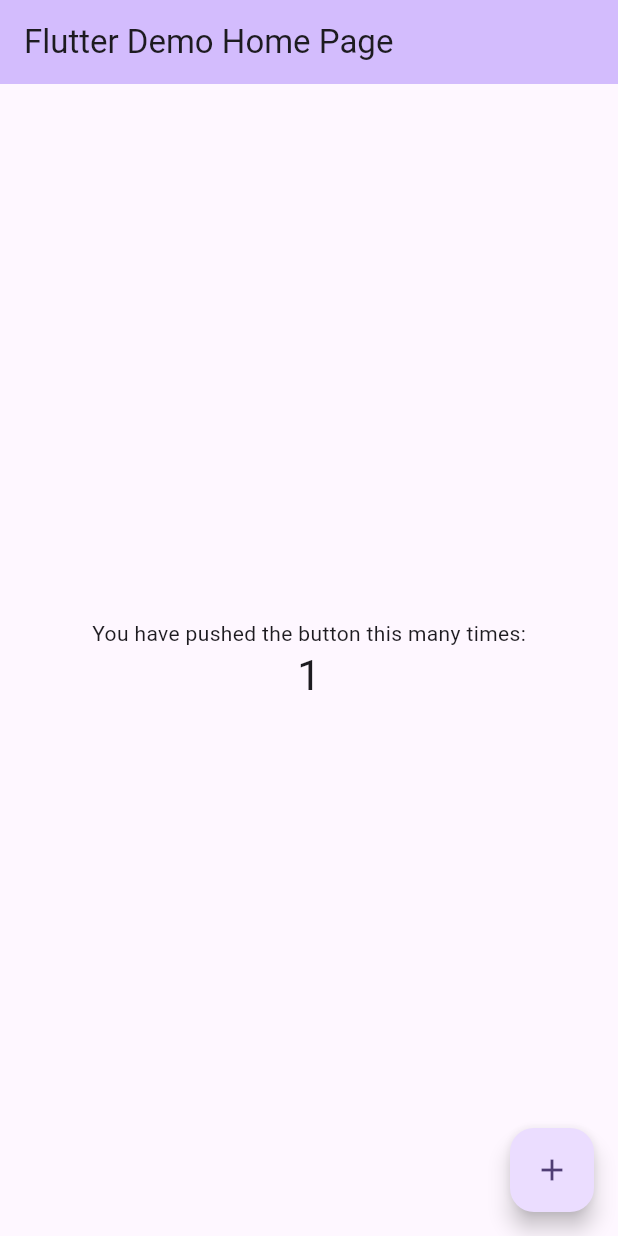
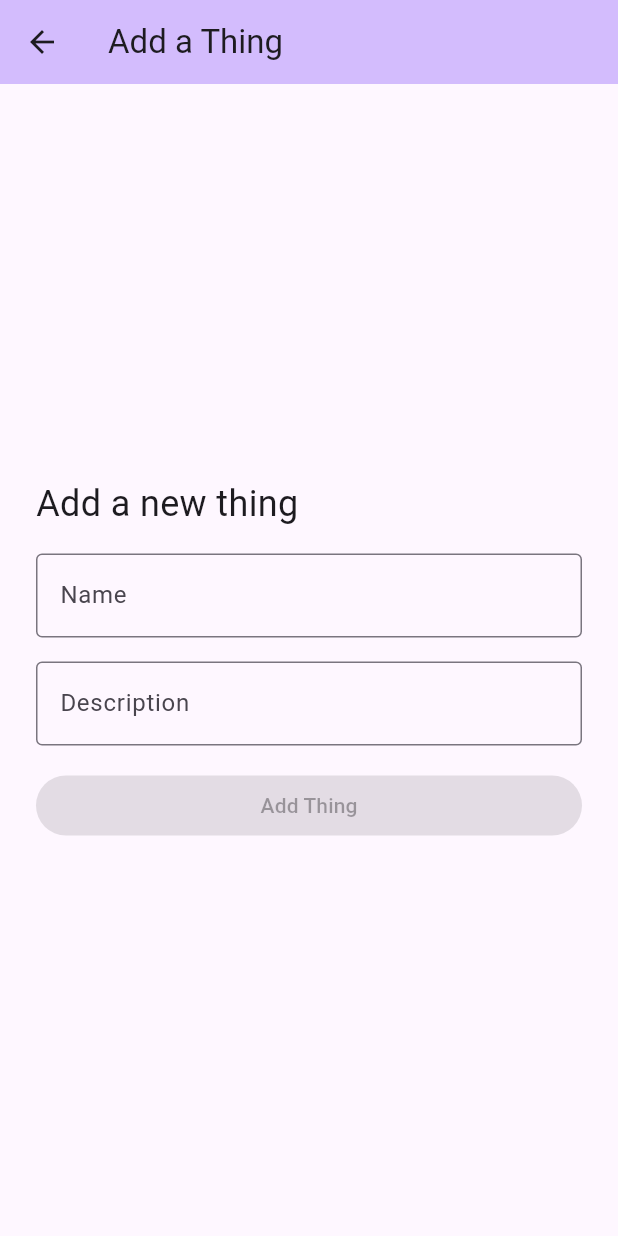
Before and after one commit to The-Mess-NZ/stash_punk, a Flutter app: the screen it shows after launch, after a tap on the "add" icon, on a phone screen of 412 x 824 dp. Run offline on Flutter 3.47's test engine with Material 3 defaults, Android fonts, the light colour scheme and no system bars; our stand-ins replace flutter_riverpod, riverpod_annotation; generated files the repository leaves out were written again.

Commit message:
Installed Riverpod, created first poc provider (things) and AutoComplete on find a thing page

```diff
--- a/analysis_options.yaml
+++ b/analysis_options.yaml
@@ -8,6 +8,10 @@
 # The following line activates a set of recommended lints for Flutter apps,
 # packages, and plugins designed to encourage good coding practices.
 include: package:flutter_lints/flutter.yaml
+
+analyzer:
+  plugins:
+    - custom_lint
 
 linter:
   # The lint rules applied to this project can be customized in the
--- /dev/null
+++ b/build.yaml
@@ -0,0 +1,6 @@
+targets:
+  $default:
+    builders:
+      riverpod_generator:
+        generate_for:
+          - lib/providers/*.dart
--- /dev/null
+++ b/lib/add_thing_screen.dart
@@ -0,0 +1,43 @@
+import 'package:flutter/material.dart';
+
+class AddThingScreen extends StatelessWidget {
+  const AddThingScreen({super.key});
+
+  @override
+  Widget build(BuildContext context) {
+    return Scaffold(
+      appBar: AppBar(
+        backgroundColor: Theme.of(context).colorScheme.inversePrimary,
+        title: const Text('Add a Thing'),
+      ),
+      body: const Center(
+        child: Padding(
+          padding: EdgeInsets.symmetric(horizontal: 24.0),
+          child: Column(
+            mainAxisAlignment: MainAxisAlignment.center,
+            crossAxisAlignment: CrossAxisAlignment.stretch,
+            children: [
+              Text('Add a new thing', style: TextStyle(fontSize: 24)),
+              SizedBox(height: 16),
+              TextField(
+                decoration: InputDecoration(
+                  labelText: 'Name',
+                  border: OutlineInputBorder(),
+                ),
+              ),
+              SizedBox(height: 16),
+              TextField(
+                decoration: InputDecoration(
+                  labelText: 'Description',
+                  border: OutlineInputBorder(),
+                ),
+              ),
+              SizedBox(height: 16),
+              ElevatedButton(onPressed: null, child: Text('Add Thing')),
+            ],
+          ),
+        ),
+      ),
+    );
+  }
+}
--- /dev/null
+++ b/lib/classes/category.dart
@@ -0,0 +1,31 @@
+class Category {
+  String id;
+  String name;
+  String description;
+  String imageUrl;
+
+  Category({
+    required this.id,
+    required this.name,
+    required this.description,
+    required this.imageUrl,
+  });
+
+  factory Category.fromJson(Map<String, dynamic> json) {
+    return Category(
+      id: json['id'] as String,
+      name: json['name'] as String,
+      description: json['description'] as String,
+      imageUrl: json['imageUrl'] as String,
+    );
+  }
+
+  Map<String, dynamic> toJson() {
+    return {
+      'id': id,
+      'name': name,
+      'description': description,
+      'imageUrl': imageUrl,
+    };
+  }
+}
--- /dev/null
+++ b/lib/classes/storage.dart
@@ -0,0 +1,31 @@
+import 'package:stash_punk/classes/thing.dart';
+
+class Storage extends Thing {
+  String storageType;
+  String storageLocation;
+  String storageSize;
+  String storageId;
+
+  Storage({
+    required String name,
+    required String description,
+    required this.storageType,
+    required this.storageLocation,
+    required this.storageSize,
+    required this.storageId,
+    String? parentId,
+    List<String> tags = const [],
+  }) : super(
+         name: name,
+         description: description,
+         type: 'storage',
+         id: storageId,
+         parentId: parentId,
+         tags: tags,
+       );
+
+  @override
+  String toString() {
+    return 'Storage(name: $name, description: $description, type: $type, id: $id, parentId: $parentId, tags: $tags, storageType: $storageType, storageLocation: $storageLocation, storageSize: $storageSize)';
+  }
+}
--- /dev/null
+++ b/lib/classes/tag.dart
@@ -0,0 +1,26 @@
+class Tag {
+  String name;
+  String description;
+  String color;
+  int id;
+
+  Tag({
+    required this.name,
+    required this.description,
+    required this.color,
+    required this.id,
+  });
+
+  factory Tag.fromJson(Map<String, dynamic> json) {
+    return Tag(
+      name: json['name'],
+      description: json['description'],
+      color: json['color'],
+      id: json['id'],
+    );
+  }
+
+  Map<String, dynamic> toJson() {
+    return {'name': name, 'description': description, 'color': color, 'id': id};
+  }
+}
--- /dev/null
+++ b/lib/classes/thing.dart
@@ -0,0 +1,22 @@
+class Thing {
+  String name;
+  String description;
+  String type;
+  String id;
+  String? parentId;
+  List<String> tags;
+
+  Thing({
+    required this.name,
+    required this.description,
+    required this.type,
+    required this.id,
+    this.parentId,
+    this.tags = const [],
+  });
+
+  @override
+  String toString() {
+    return 'Thing(name: $name, description: $description, type: $type, id: $id, parentId: $parentId, tags: $tags)';
+  }
+}
--- a/lib/main.dart
+++ b/lib/main.dart
@@ -1,7 +1,11 @@
 import 'package:flutter/material.dart';
+import 'package:flutter_riverpod/flutter_riverpod.dart';
+import 'package:stash_punk/add_thing_screen.dart';
+import 'package:stash_punk/classes/thing.dart';
+import 'package:stash_punk/providers/things_provider.dart';
 
 void main() {
-  runApp(const MyApp());
+  runApp(ProviderScope(child: const MyApp()));
 }
 
 class MyApp extends StatelessWidget {
@@ -11,41 +15,17 @@
   @override
   Widget build(BuildContext context) {
     return MaterialApp(
-      title: 'Flutter Demo',
+      title: 'StashPunk',
       theme: ThemeData(
-        // This is the theme of your application.
-        //
-        // TRY THIS: Try running your application with "flutter run". You'll see
-        // the application has a purple toolbar. Then, without quitting the app,
-        // try changing the seedColor in the colorScheme below to Colors.green
-        // and then invoke "hot reload" (save your changes or press the "hot
-        // reload" button in a Flutter-supported IDE, or press "r" if you used
-        // the command line to start the app).
-        //
-        // Notice that the counter didn't reset back to zero; the application
-        // state is not lost during the reload. To reset the state, use hot
-        // restart instead.
-        //
-        // This works for code too, not just values: Most code changes can be
-        // tested with just a hot reload.
         colorScheme: ColorScheme.fromSeed(seedColor: Colors.deepPurple),
       ),
-      home: const MyHomePage(title: 'Flutter Demo Home Page'),
+      home: const MyHomePage(title: 'Find a thing'),
     );
   }
 }
 
 class MyHomePage extends StatefulWidget {
   const MyHomePage({super.key, required this.title});
-
-  // This widget is the home page of your application. It is stateful, meaning
-  // that it has a State object (defined below) that contains fields that affect
-  // how it looks.
-
-  // This class is the configuration for the state. It holds the values (in this
-  // case the title) provided by the parent (in this case the App widget) and
-  // used by the build method of the State. Fields in a Widget subclass are
-  // always marked "final".
 
   final String title;
 
@@ -54,69 +34,51 @@
 }
 
 class _MyHomePageState extends State<MyHomePage> {
-  int _counter = 0;
-
-  void _incrementCounter() {
-    setState(() {
-      // This call to setState tells the Flutter framework that something has
-      // changed in this State, which causes it to rerun the build method below
-      // so that the display can reflect the updated values. If we changed
-      // _counter without calling setState(), then the build method would not be
-      // called again, and so nothing would appear to happen.
-      _counter++;
-    });
-  }
-
   @override
   Widget build(BuildContext context) {
-    // This method is rerun every time setState is called, for instance as done
-    // by the _incrementCounter method above.
-    //
-    // The Flutter framework has been optimized to make rerunning build methods
-    // fast, so that you can just rebuild anything that needs updating rather
-    // than having to individually change instances of widgets.
     return Scaffold(
       appBar: AppBar(
-        // TRY THIS: Try changing the color here to a specific color (to
-        // Colors.amber, perhaps?) and trigger a hot reload to see the AppBar
-        // change color while the other colors stay the same.
         backgroundColor: Theme.of(context).colorScheme.inversePrimary,
-        // Here we take the value from the MyHomePage object that was created by
-        // the App.build method, and use it to set our appbar title.
         title: Text(widget.title),
       ),
       body: Center(
-        // Center is a layout widget. It takes a single child and positions it
-        // in the middle of the parent.
-        child: Column(
-          // Column is also a layout widget. It takes a list of children and
-          // arranges them vertically. By default, it sizes itself to fit its
-          // children horizontally, and tries to be as tall as its parent.
-          //
-          // Column has various properties to control how it sizes itself and
-          // how it positions its children. Here we use mainAxisAlignment to
-          // center the children vertically; the main axis here is the vertical
-          // axis because Columns are vertical (the cross axis would be
-          // horizontal).
-          //
-          // TRY THIS: Invoke "debug painting" (choose the "Toggle Debug Paint"
-          // action in the IDE, or press "p" in the console), to see the
-          // wireframe for each widget.
-          mainAxisAlignment: MainAxisAlignment.center,
-          children: <Widget>[
-            const Text('You have pushed the button this many times:'),
-            Text(
-              '$_counter',
-              style: Theme.of(context).textTheme.headlineMedium,
-            ),
-          ],
+        child: Padding(
+          padding: const EdgeInsets.symmetric(horizontal: 24.0),
+          child: Column(
+            mainAxisAlignment: MainAxisAlignment.center,
+            crossAxisAlignment: CrossAxisAlignment.stretch,
+            children: <Widget>[
+              Consumer(
+                builder: (context, ref, child) {
+                  return Autocomplete(
+                    optionsBuilder: (TextEditingValue textEditingValue) {
+                      return ref.read(thingsProvider).where((Thing thing) {
+                        return thing.toString().contains(
+                          textEditingValue.text.toLowerCase(),
+                        );
+                      });
+                    },
+                    onSelected: (Thing selection) {
+                      print('You just selected $selection');
+                    },
+                    displayStringForOption: (Thing option) {
+                      return option.toString();
+                    },
+                  );
+                },
+              ),
+            ],
+          ),
         ),
       ),
       floatingActionButton: FloatingActionButton(
-        onPressed: _incrementCounter,
-        tooltip: 'Increment',
+        onPressed:
+            () => Navigator.of(context).push(
+              MaterialPageRoute(builder: (context) => const AddThingScreen()),
+            ),
+        tooltip: 'Add a Thing',
         child: const Icon(Icons.add),
-      ), // This trailing comma makes auto-formatting nicer for build methods.
+      ),
     );
   }
 }
--- /dev/null
+++ b/lib/providers/things_provider.dart
@@ -0,0 +1,53 @@
+import 'package:riverpod_annotation/riverpod_annotation.dart';
+import 'package:stash_punk/classes/thing.dart';
+
+part 'things_provider.g.dart';
+
+@riverpod
+class Things extends _$Things {
+  @override
+  List<Thing> build() {
+    return [
+      Thing(
+        name: 'Thing 1',
+        description: 'Description 1',
+        type: 'Type 1',
+        id: '1',
+        parentId: null,
+        tags: ['tag1', 'tag2'],
+      ),
+      Thing(
+        name: 'Thing 2',
+        description: 'Description 2',
+        type: 'Type 2',
+        id: '2',
+        parentId: null,
+        tags: ['tag3', 'tag4'],
+      ),
+      Thing(
+        name: 'Thing 3',
+        description: 'Description 3',
+        type: 'Type 3',
+        id: '3',
+        parentId: null,
+        tags: ['tag5', 'tag6'],
+      ),
+      Thing(
+        name: 'Thing 4',
+        description: 'Description 4',
+        type: 'Type 4',
+        id: '4',
+        parentId: null,
+        tags: ['tag7', 'tag8'],
+      ),
+      Thing(
+        name: 'Thing 5',
+        description: 'Description 5',
+        type: 'Type 5',
+        id: '5',
+        parentId: null,
+        tags: ['tag9', 'tag10'],
+      ),
+    ];
+  }
+}
```
Also changed, not shown: lib/classes/map.dart (added, +21 -0 lines), lib/classes/note.dart (added, +35 -0 lines), pubspec.yaml (+13 -38 lines), lib/providers/things_provider.g.dart (added), 4 other files.
